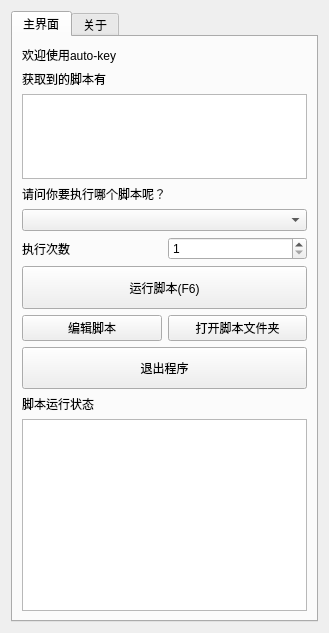
Blushyes/auto-key, file interaction/auto_key.ui: the form before one commit.
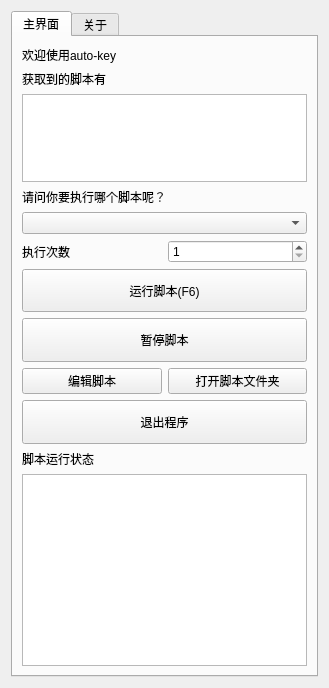
The form after the commit.

Commit message: 增加 暂停脚本 按钮

Diff of the .ui file:
```diff
--- a/interaction/auto_key.ui
+++ b/interaction/auto_key.ui
@@ -7,7 +7,7 @@
     <x>0</x>
     <y>0</y>
     <width>329</width>
-    <height>633</height>
+    <height>688</height>
    </rect>
   </property>
   <property name="windowTitle">
@@ -98,6 +98,19 @@
          </property>
         </widget>
        </item>
+       <item>
+        <widget class="QPushButton" name="pushButton_pause_script">
+         <property name="sizePolicy">
+          <sizepolicy hsizetype="Minimum" vsizetype="Expanding">
+           <horstretch>0</horstretch>
+           <verstretch>1</verstretch>
+          </sizepolicy>
+         </property>
+         <property name="text">
+          <string>暂停脚本</string>
+         </property>
+        </widget>
+       </item>
        <item>
         <layout class="QHBoxLayout" name="horizontalLayout">
          <item>
```
The commit also changes 4 other files.
